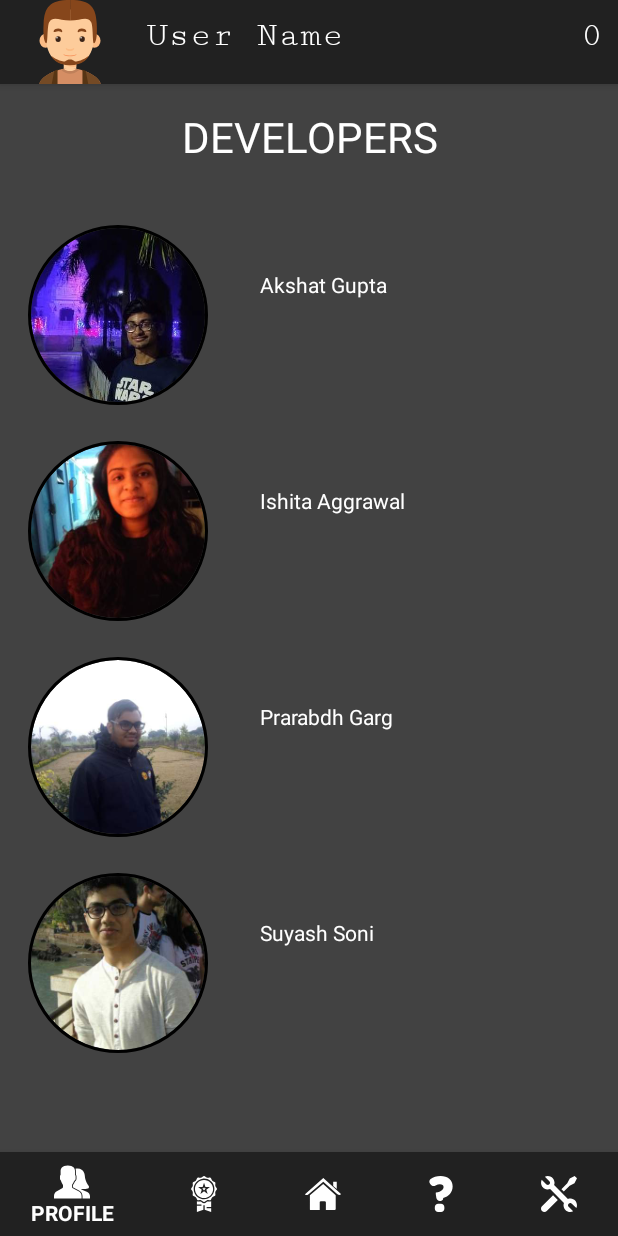
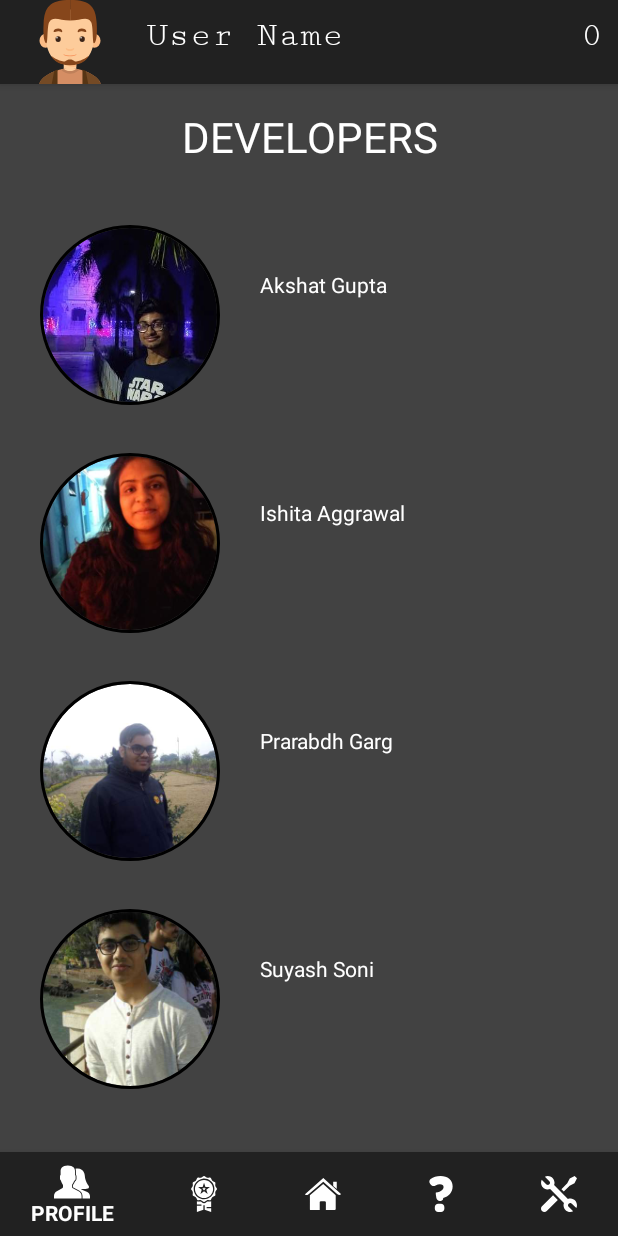
Before and after one commit to 99suyashsoni/Task6, an Android app: the fragment DevelopersFragment placed in its activity, on a phone screen of 412 x 824 dp. Run offline under Robolectric (Android 15) with nearby library versions, the phone set to English and light mode, and no system bars; our stand-ins replace CircleImageView, Firebase (no records; nobody signed in at launch, a user with empty details on screens opened directly); pictures from the network do not load; 8 statements that could not run were skipped.

Commit message:
Developer Recycler View

```diff
--- a/app/src/main/java/com/example/prarabdh/task6/DevelopersFragment.kt
+++ b/app/src/main/java/com/example/prarabdh/task6/DevelopersFragment.kt
@@ -2,14 +2,20 @@ package com.example.prarabdh.task6
 
 import android.os.Bundle
 import android.support.v4.app.Fragment
+import android.support.v7.widget.LinearLayoutManager
+import android.support.v7.widget.RecyclerView
 import android.view.LayoutInflater
 import android.view.View
 import android.view.ViewGroup
 import com.bumptech.glide.Glide
+import com.example.prarabdh.task6.adapters.DeveloperAdapter
 import kotlinx.android.synthetic.main.developers_fragment.view.*
 
 
 class DevelopersFragment : Fragment() {
+
+    private lateinit var viewAdapter: RecyclerView.Adapter<*>
+    private lateinit var viewManager: RecyclerView.LayoutManager
 
     override fun onCreateView(inflater: LayoutInflater, container: ViewGroup?, savedInstanceState: Bundle?): View? {
         val view = inflater.inflate(R.layout.developers_fragment, container, false)
@@ -18,21 +24,31 @@ class DevelopersFragment : Fragment() {
 
         val nameAndImages = arrayListOf(Pair("Suyash Soni",R.drawable.suyash),Pair("Prarabdh Garg",R.drawable.prarabdh),
                 Pair("Akshat Gupta",R.drawable.akshat),Pair("Ishita Aggrawal",R.drawable.ishita))
+
         val fnameAndImages = nameAndImages.shuffled()
-        val (fname1,fimage1) = fnameAndImages[0]
-        val (fname2,fimage2) = fnameAndImages[1]
-        val (fname3,fimage3) = fnameAndImages[2]
-        val (fname4,fimage4) = fnameAndImages[3]
 
-        Glide.with(view).load(fimage1).into(view.img1)
-        Glide.with(view).load(fimage2).into(view.img2)
-        Glide.with(view).load(fimage3).into(view.img3)
-        Glide.with(view).load(fimage4).into(view.img4)
+        viewManager = LinearLayoutManager(activity)
+        viewAdapter = DeveloperAdapter(fnameAndImages, context!!)
+        view.developerRecycler.apply {
 
-        view.name1.text = fname1
-        view.name2.text = fname2
-        view.name3.text = fname3
-        view.name4.text = fname4
+            layoutManager = viewManager
+            adapter = viewAdapter
+        }
+
+//        val (fname1,fimage1) = fnameAndImages[0]
+//        val (fname2,fimage2) = fnameAndImages[1]
+//        val (fname3,fimage3) = fnameAndImages[2]
+//        val (fname4,fimage4) = fnameAndImages[3]
+
+//        Glide.with(view).load(fimage1).into(view.img)
+//        Glide.with(view).load(fimage2).into(view.img2)
+//        Glide.with(view).load(fimage3).into(view.img3)
+//        Glide.with(view).load(fimage4).into(view.img4)
+//
+//        view.name1.text = fname1
+//        view.name2.text = fname2
+//        view.name3.text = fname3
+//        view.name.text = fname4
 
         return view
     }
--- /dev/null
+++ b/app/src/main/java/com/example/prarabdh/task6/adapters/DeveloperAdapter.kt
@@ -0,0 +1,40 @@
+package com.example.prarabdh.task6.adapters
+
+import android.content.Context
+import android.support.v7.widget.RecyclerView
+import android.view.LayoutInflater
+import android.view.View
+import android.view.ViewGroup
+import android.widget.TextView
+import com.bumptech.glide.Glide
+import com.example.prarabdh.task6.R
+import de.hdodenhof.circleimageview.CircleImageView
+
+class DeveloperAdapter(private var fnamesAndImages: List<Pair<String, Int>>, private var context: Context): RecyclerView.Adapter<DeveloperAdapter.DeveloperHolder>() {
+
+    inner class DeveloperHolder(val view: View) : RecyclerView.ViewHolder(view) {
+
+        internal var names: TextView = view.findViewById(R.id.name)
+        internal var img: CircleImageView = view.findViewById(R.id.img)
+
+    }
+
+    override fun onCreateViewHolder(parent: ViewGroup, viewType: Int): DeveloperHolder {
+
+        val view: View = LayoutInflater.from(parent.context).inflate(R.layout.developers_list, parent, false)
+
+        return DeveloperHolder(view)
+    }
+
+    override fun getItemCount(): Int = fnamesAndImages.size
+
+    override fun onBindViewHolder(holder: DeveloperHolder, position: Int) {
+
+        val (fname, fimage) = fnamesAndImages[position]
+        holder.names.text = fname
+        Glide.with(context).load(fimage).into(holder.img)
+
+    }
+
+
+}
--- a/app/src/main/res/layout/developers_fragment.xml
+++ b/app/src/main/res/layout/developers_fragment.xml
@@ -6,43 +6,6 @@
     android:layout_height="match_parent"
     android:background="#424242">
 
-    <TextView
-        android:id="@+id/name2"
-        android:layout_width="207dp"
-        android:layout_height="60dp"
-        android:layout_marginStart="8dp"
-        android:layout_marginEnd="32dp"
-        android:layout_marginBottom="84dp"
-        android:textColor="#FFFFFF"
-        app:layout_constraintBottom_toTopOf="@+id/name3"
-        app:layout_constraintEnd_toEndOf="parent"
-        app:layout_constraintStart_toEndOf="@+id/img2"
-        app:layout_constraintTop_toBottomOf="@+id/name1" />
-
-    <TextView
-        android:id="@+id/name3"
-        android:layout_width="207dp"
-        android:layout_height="60dp"
-        android:layout_marginStart="8dp"
-        android:layout_marginEnd="32dp"
-        android:layout_marginBottom="84dp"
-        android:textColor="#FFFFFF"
-        app:layout_constraintBottom_toTopOf="@+id/name4"
-        app:layout_constraintEnd_toEndOf="parent"
-        app:layout_constraintStart_toEndOf="@+id/img3"
-        app:layout_constraintTop_toBottomOf="@+id/name2" />
-
-    <TextView
-        android:id="@+id/name4"
-        android:layout_width="207dp"
-        android:layout_height="60dp"
-        android:layout_marginStart="8dp"
-        android:layout_marginTop="84dp"
-        android:layout_marginEnd="32dp"
-        android:textColor="#FFFFFF"
-        app:layout_constraintEnd_toEndOf="parent"
-        app:layout_constraintStart_toEndOf="@+id/img4"
-        app:layout_constraintTop_toBottomOf="@+id/name3" />
 
     <TextView
         android:id="@+id/textView5"
@@ -51,88 +14,28 @@
         android:layout_marginStart="72dp"
         android:layout_marginTop="16dp"
         android:layout_marginEnd="72dp"
+        android:layout_marginBottom="8dp"
         android:text="Developers"
         android:textAlignment="center"
         android:textAllCaps="true"
         android:textColor="#FFFFFF"
         android:textSize="28sp"
+        app:layout_constraintBottom_toTopOf="@+id/developerRecycler"
         app:layout_constraintEnd_toEndOf="parent"
         app:layout_constraintStart_toStartOf="parent"
         app:layout_constraintTop_toTopOf="parent" />
 
-
-    <de.hdodenhof.circleimageview.CircleImageView
-        android:id="@+id/img1"
-        android:layout_width="125dp"
-        android:layout_height="120dp"
-        android:layout_marginStart="16dp"
-        android:layout_marginTop="40dp"
-        android:layout_marginEnd="24dp"
-        android:src="@drawable/profile"
-        app:civ_border_color="#FF000000"
-        app:civ_border_width="2dp"
-        app:layout_constraintBottom_toTopOf="@+id/img2"
-        app:layout_constraintEnd_toStartOf="@+id/name1"
+    <android.support.v7.widget.RecyclerView
+        android:id="@+id/developerRecycler"
+        android:layout_width="0dp"
+        android:layout_height="0dp"
+        android:layout_marginStart="8dp"
+        android:layout_marginTop="16dp"
+        android:layout_marginEnd="8dp"
+        android:layout_marginBottom="8dp"
+        app:layout_constraintBottom_toBottomOf="parent"
+        app:layout_constraintEnd_toEndOf="parent"
         app:layout_constraintStart_toStartOf="parent"
         app:layout_constraintTop_toBottomOf="@+id/textView5" />
 
-    <de.hdodenhof.circleimageview.CircleImageView
-        android:id="@+id/img2"
-        android:layout_width="125dp"
-        android:layout_height="120dp"
-        android:layout_marginStart="16dp"
-        android:layout_marginTop="24dp"
-        android:layout_marginEnd="24dp"
-        android:src="@drawable/profile"
-        app:civ_border_color="#FF000000"
-        app:civ_border_width="2dp"
-        app:layout_constraintBottom_toTopOf="@+id/img3"
-        app:layout_constraintEnd_toStartOf="@+id/name2"
-        app:layout_constraintStart_toStartOf="parent"
-        app:layout_constraintTop_toBottomOf="@+id/img1" />
-
-    <de.hdodenhof.circleimageview.CircleImageView
-        android:id="@+id/img3"
-        android:layout_width="125dp"
-        android:layout_height="120dp"
-        android:layout_marginStart="16dp"
-        android:layout_marginTop="24dp"
-        android:layout_marginEnd="24dp"
-        android:src="@drawable/profile"
-        app:civ_border_color="#FF000000"
-        app:civ_border_width="2dp"
-        app:layout_constraintBottom_toTopOf="@+id/img4"
-        app:layout_constraintEnd_toStartOf="@+id/name3"
-        app:layout_constraintHorizontal_chainStyle="spread_inside"
-        app:layout_constraintStart_toStartOf="parent"
-        app:layout_constraintTop_toBottomOf="@+id/img2" />
-
-    <de.hdodenhof.circleimageview.CircleImageView
-        android:id="@+id/img4"
-        android:layout_width="125dp"
-        android:layout_height="120dp"
-        android:layout_marginStart="16dp"
-        android:layout_marginTop="24dp"
-        android:layout_marginEnd="24dp"
-        android:src="@drawable/profile"
-        app:civ_border_color="#FF000000"
-        app:civ_border_width="2dp"
-        app:layout_constraintEnd_toStartOf="@+id/name4"
-        app:layout_constraintStart_toStartOf="parent"
-        app:layout_constraintTop_toBottomOf="@+id/img3" />
-
-    <TextView
-        android:id="@+id/name1"
-        android:layout_width="207dp"
-        android:layout_height="60dp"
-        android:layout_marginStart="8dp"
-        android:layout_marginTop="70dp"
-        android:layout_marginEnd="32dp"
-        android:layout_marginBottom="84dp"
-        android:textColor="#FFFFFF"
-        app:layout_constraintBottom_toTopOf="@+id/name2"
-        app:layout_constraintEnd_toEndOf="parent"
-        app:layout_constraintStart_toEndOf="@+id/img1"
-        app:layout_constraintTop_toBottomOf="@+id/textView5" />
-
 </android.support.constraint.ConstraintLayout>
--- /dev/null
+++ b/app/src/main/res/layout/developers_list.xml
@@ -0,0 +1,38 @@
+<?xml version="1.0" encoding="utf-8"?>
+<android.support.constraint.ConstraintLayout xmlns:android="http://schemas.android.com/apk/res/android"
+    xmlns:app="http://schemas.android.com/apk/res-auto"
+    xmlns:tools="http://schemas.android.com/tools"
+    android:layout_width="match_parent"
+    android:layout_height="wrap_content">
+
+    <de.hdodenhof.circleimageview.CircleImageView
+        android:id="@+id/img"
+        android:layout_width="125dp"
+        android:layout_height="120dp"
+        android:layout_marginStart="16dp"
+        android:layout_marginTop="16dp"
+        android:layout_marginEnd="16dp"
+        android:layout_marginBottom="16dp"
+        android:src="@drawable/profile"
+        app:civ_border_color="#FF000000"
+        app:civ_border_width="2dp"
+        app:layout_constraintBottom_toBottomOf="parent"
+        app:layout_constraintEnd_toStartOf="@+id/name"
+        app:layout_constraintStart_toStartOf="parent"
+        app:layout_constraintTop_toTopOf="parent" />
+
+    <TextView
+        android:id="@+id/name"
+        android:layout_width="0dp"
+        android:layout_height="60dp"
+        android:layout_marginStart="8dp"
+        android:layout_marginTop="46dp"
+        android:layout_marginEnd="24dp"
+        android:layout_marginBottom="46dp"
+        android:textColor="#FFFFFF"
+        app:layout_constraintBottom_toBottomOf="parent"
+        app:layout_constraintEnd_toEndOf="parent"
+        app:layout_constraintStart_toEndOf="@+id/img"
+        app:layout_constraintTop_toTopOf="parent" />
+
+</android.support.constraint.ConstraintLayout>
```
